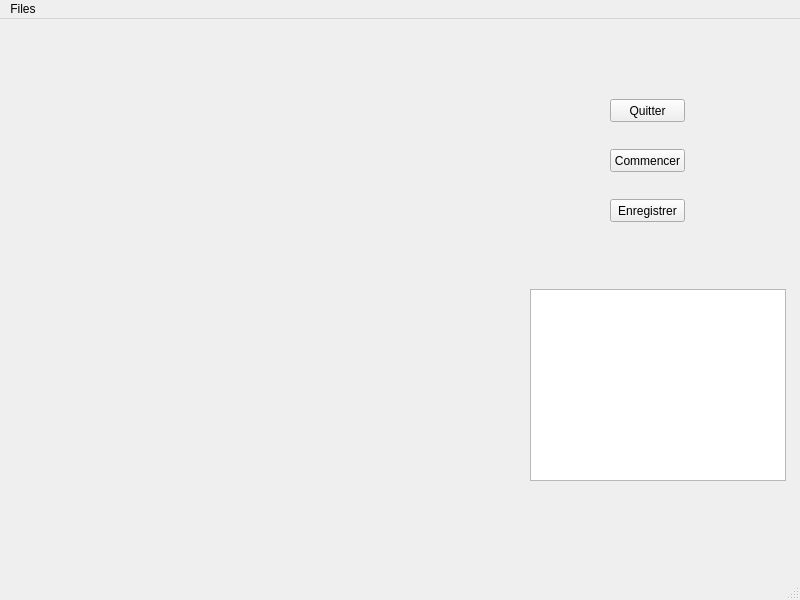
First picture: the form in interface.ui, repository ambrefischer/Jeu-de-Dame, before the edit.
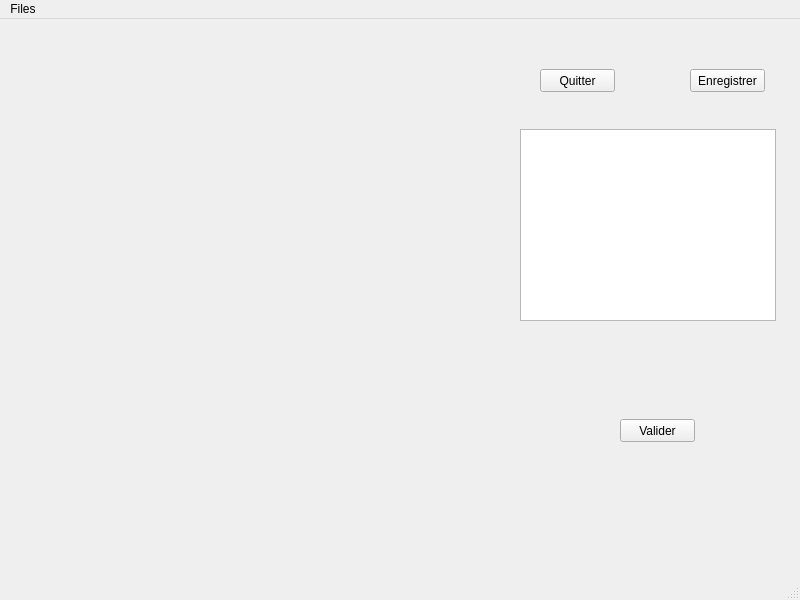
Second picture: the form after the edit. Icons and pictures are not drawn.

The edit to the form file:
```diff
--- a/interface.ui
+++ b/interface.ui
@@ -34,8 +34,8 @@
    <widget class="QPushButton" name="bout_quitter">
     <property name="geometry">
      <rect>
-      <x>610</x>
-      <y>80</y>
+      <x>540</x>
+      <y>50</y>
       <width>75</width>
       <height>23</height>
      </rect>
@@ -47,8 +47,8 @@
    <widget class="QPushButton" name="bout_enre">
     <property name="geometry">
      <rect>
-      <x>610</x>
-      <y>180</y>
+      <x>690</x>
+      <y>50</y>
       <width>75</width>
       <height>23</height>
      </rect>
@@ -60,8 +60,8 @@
    <widget class="QTextBrowser" name="textBrowser">
     <property name="geometry">
      <rect>
-      <x>530</x>
-      <y>270</y>
+      <x>520</x>
+      <y>110</y>
       <width>256</width>
       <height>192</height>
      </rect>
@@ -77,14 +77,14 @@
    <widget class="QPushButton" name="bout_commencer">
     <property name="geometry">
      <rect>
-      <x>610</x>
-      <y>130</y>
+      <x>620</x>
+      <y>400</y>
       <width>75</width>
       <height>23</height>
      </rect>
     </property>
     <property name="text">
-     <string>Commencer</string>
+     <string>Valider</string>
     </property>
    </widget>
   </widget>
```
Left out of the diff: 2 changed lines with no effect on the pictures.
